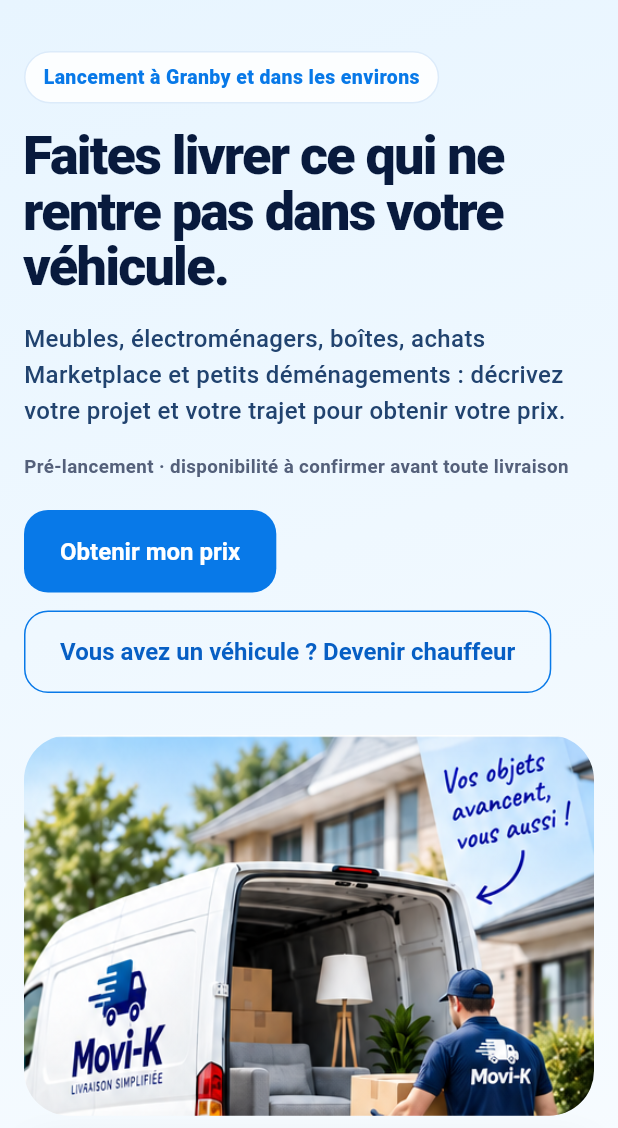
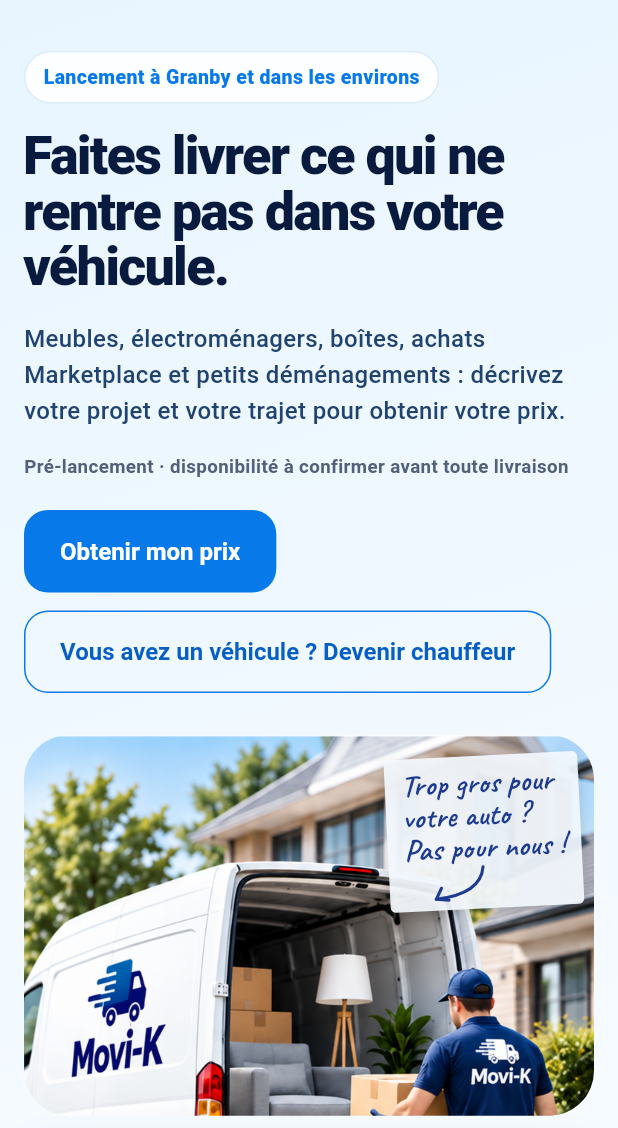
Before and after one commit to Solexiai/mecano-mobile, a Flutter app: the screen it shows after launch, on a phone screen of 412 x 824 dp, the part 108-1236 px from its top. Run offline on Flutter 3.47's test engine with Material 3 defaults, Android fonts, the phone set to English and light mode, and no system bars; our stand-ins replace cloud_firestore, cloud_functions, firebase_auth, firebase_core, firebase_messaging, firebase_storage and 8 more; missing offline and left inert: dart:js_interop; accounts and stored records are empty.

Commit message:
Home hero: slogan « Trop gros pour votre auto ? Pas pour nous ! » en texte (FR/EN/ES)
- La phrase n'est plus gravée dans l'image : pancarte manuscrite (police
  Caveat, OFL) superposée à hero_neutral.png, traduite en EN et ES.
- Même photo pour toutes les langues ; hero_clean.png (ancien slogan) retiré.
- Ordinateur et mobile partagent _HeroScene ; superposition par Align,
  sans Positioned (P1-HOME-001).
- Tests : pancarte présente, traduite, dans le coin supérieur droit de la photo.

```diff
--- a/lib/l10n/home_copy.dart
+++ b/lib/l10n/home_copy.dart
@@ -11,6 +11,13 @@ abstract final class HomeCopy {
       'fr': 'Ouvrir le menu de navigation',
       'en': 'Open navigation menu',
       'es': 'Abrir el menú de navegación',
+    },
+    // Handwritten sign over the hero photo. Line breaks are part of the
+    // design (three short lines, like a hand-lettered sign).
+    'hero_sign': {
+      'fr': 'Trop gros pour\nvotre auto ?\nPas pour nous !',
+      'en': 'Too big for\nyour car?\nNot for us!',
+      'es': '¿Demasiado grande\npara tu auto?\n¡No para nosotros!',
     },
     'hero_scene_label': {
       'fr': 'Camionnette Movi-K et chauffeur préparant une livraison',
--- a/lib/screens/home/home_screen.dart
+++ b/lib/screens/home/home_screen.dart
@@ -38,16 +38,150 @@ class HomeScreen extends StatelessWidget {
   );
 }
 
-String _heroAsset(String locale) => locale == 'en' || locale == 'es'
-    ? 'assets/home/hero_neutral.png'
-    : 'assets/home/hero_clean.png';
+/// Same photo in every language: the slogan is drawn over it as real text
+/// ([_HeroSign]) so it can be translated and changed without editing pixels.
+const _heroAsset = 'assets/home/hero_neutral.png';
+
+/// Hero photo with the handwritten sign in the top-right corner.
+/// Uses [Align] (not Positioned) so the desktop layout stays flow-based
+/// (P1-HOME-001).
+class _HeroScene extends StatelessWidget {
+  final double radius;
+  final FilterQuality quality;
+  const _HeroScene({required this.radius, required this.quality});
+
+  @override
+  Widget build(BuildContext context) {
+    final locale = context.watch<LocaleProvider>().locale;
+    return ClipRRect(
+      borderRadius: BorderRadius.circular(radius),
+      child: AspectRatio(
+        aspectRatio: 524 / 350,
+        child: Stack(
+          fit: StackFit.expand,
+          children: [
+            Image.asset(
+              _heroAsset,
+              fit: BoxFit.cover,
+              alignment: Alignment.centerRight,
+              filterQuality: quality,
+              semanticLabel: HomeCopy.text('hero_scene_label', locale),
+            ),
+            const Align(
+              alignment: Alignment(0.93, -0.82),
+              child: FractionallySizedBox(widthFactor: 0.34, child: _HeroSign()),
+            ),
+          ],
+        ),
+      ),
+    );
+  }
+}
+
+class _HeroSign extends StatelessWidget {
+  const _HeroSign();
+
+  static const _ink = Color(0xFF1D3B8F);
+
+  @override
+  Widget build(BuildContext context) {
+    final locale = context.watch<LocaleProvider>().locale;
+    final slogan = HomeCopy.text('hero_sign', locale);
+    return Semantics(
+      key: const Key('home-hero-sign'),
+      container: true,
+      label: slogan.replaceAll('\n', ' '),
+      excludeSemantics: true,
+      child: Transform.rotate(
+        angle: -0.05,
+        // The sign scales with the photo, like the lettering it replaces.
+        child: FittedBox(
+          fit: BoxFit.contain,
+          child: Container(
+            padding: const EdgeInsets.fromLTRB(18, 12, 18, 8),
+            decoration: BoxDecoration(
+              color: const Color(0xFFF4F9FF).withValues(alpha: .92),
+              borderRadius: BorderRadius.circular(6),
+              boxShadow: [
+                BoxShadow(
+                  color: Colors.black.withValues(alpha: .16),
+                  blurRadius: 14,
+                  offset: const Offset(0, 6),
+                ),
+              ],
+            ),
+            child: Column(
+              mainAxisSize: MainAxisSize.min,
+              crossAxisAlignment: CrossAxisAlignment.start,
+              children: [
+                Text(
+                  slogan,
+                  softWrap: false,
+                  textScaler: TextScaler.noScaling,
+                  style: const TextStyle(
+                    fontFamily: 'Caveat',
+                    fontWeight: FontWeight.w700,
+                    fontSize: 34,
+                    height: 1.05,
+                    color: _ink,
+                  ),
+                ),
+                const SizedBox(height: 2),
+                const Padding(
+                  padding: EdgeInsets.only(left: 28),
+                  child: CustomPaint(
+                    size: Size(64, 40),
+                    painter: _SignArrowPainter(_ink),
+                  ),
+                ),
+              ],
+            ),
+          ),
+        ),
+      ),
+    );
+  }
+}
+
+/// Hand-drawn arrow curving down-left toward the van.
+class _SignArrowPainter extends CustomPainter {
+  final Color color;
+  const _SignArrowPainter(this.color);
+
+  @override
+  void paint(Canvas canvas, Size size) {
+    final paint = Paint()
+      ..color = color
+      ..strokeWidth = 3.4
+      ..style = PaintingStyle.stroke
+      ..strokeCap = StrokeCap.round
+      ..strokeJoin = StrokeJoin.round;
+    final w = size.width, h = size.height;
+    final tip = Offset(w * .08, h * .88);
+    canvas.drawPath(
+      Path()
+        ..moveTo(w * .92, h * .04)
+        ..quadraticBezierTo(w * .86, h * .80, tip.dx, tip.dy),
+      paint,
+    );
+    canvas.drawPath(
+      Path()
+        ..moveTo(tip.dx + w * .10, tip.dy - h * .30)
+        ..lineTo(tip.dx, tip.dy)
+        ..lineTo(tip.dx + w * .22, tip.dy + h * .04),
+      paint,
+    );
+  }
+
+  @override
+  bool shouldRepaint(_SignArrowPainter old) => old.color != color;
+}
 
 class _Hero extends StatelessWidget {
   final VoidCallback quote, driver;
   const _Hero({required this.quote, required this.driver});
   @override
   Widget build(BuildContext context) {
-    final locale = context.watch<LocaleProvider>().locale;
     final width = MediaQuery.sizeOf(context).width;
     final desktop = width >= 980;
 
@@ -115,23 +249,11 @@ class _Hero extends StatelessWidget {
                     ),
                   ),
                   const SizedBox(width: 32),
-                  Expanded(
+                  const Expanded(
                     flex: 6,
-                    child: ClipRRect(
-                      borderRadius: BorderRadius.circular(28),
-                      child: AspectRatio(
-                        aspectRatio: 524 / 350,
-                        child: Image.asset(
-                          _heroAsset(locale),
-                          fit: BoxFit.cover,
-                          alignment: Alignment.centerRight,
-                          filterQuality: FilterQuality.high,
-                          semanticLabel: HomeCopy.text(
-                            'hero_scene_label',
-                            locale,
-                          ),
-                        ),
-                      ),
+                    child: _HeroScene(
+                      radius: 28,
+                      quality: FilterQuality.high,
                     ),
                   ),
                 ],
@@ -250,27 +372,9 @@ class _HeroRight extends StatelessWidget {
 
   @override
   Widget build(BuildContext context) {
-    final locale = context.watch<LocaleProvider>().locale;
-    final scene = Semantics(
-      image: true,
-      label: HomeCopy.text('hero_scene_label', locale),
-      child: ClipRRect(
-        borderRadius: BorderRadius.circular(30),
-        child: AspectRatio(
-          aspectRatio: 524 / 350,
-          child: Image.asset(
-            _heroAsset(locale),
-            fit: BoxFit.cover,
-            alignment: Alignment.centerRight,
-            filterQuality: FilterQuality.medium,
-          ),
-        ),
-      ),
-    );
-
     return Column(
       children: [
-        scene,
+        const _HeroScene(radius: 30, quality: FilterQuality.medium),
         const SizedBox(height: 14),
         _QuoteCard(onTap: quote),
       ],
```
Also changed, not shown: assets/fonts/Caveat-OFL.txt (added, +93 -0 lines), pubspec.yaml (+7 -0 lines), assets/fonts/Caveat-Bold.ttf (added), assets/home/hero_clean.png (deleted), 1 other file.
